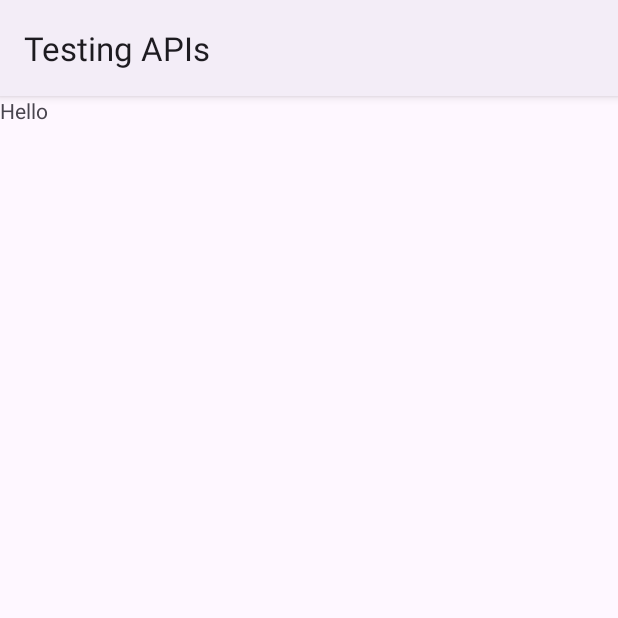
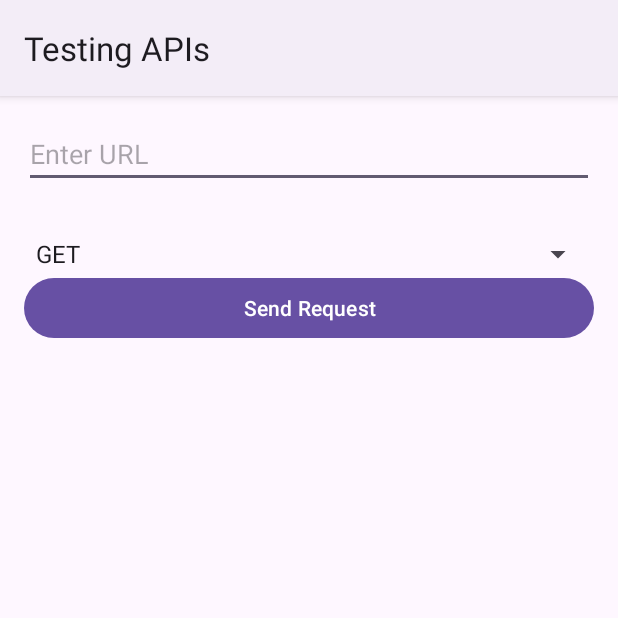
Before and after one commit to islamelhady/InstabugChallenge, an Android app: the screen it shows after launch (MainActivity), on a phone screen of 412 x 824 dp, the top half of it. Run offline under Robolectric (Android 15) with nearby library versions, the phone set to English and light mode, and no system bars; our stand-ins replace navigation-ui.

Commit message:
init testing fragment design xml

```diff
--- a/app/src/main/res/layout/fragment_testing.xml
+++ b/app/src/main/res/layout/fragment_testing.xml
@@ -1,13 +1,46 @@
 <?xml version="1.0" encoding="utf-8"?>
-<FrameLayout xmlns:android="http://schemas.android.com/apk/res/android"
-    xmlns:tools="http://schemas.android.com/tools"
+<LinearLayout
+    xmlns:android="http://schemas.android.com/apk/res/android"
     android:layout_width="match_parent"
     android:layout_height="match_parent"
-    tools:context=".TestingFragment">
+    android:orientation="vertical"
+    android:padding="16dp">
+
+    <EditText
+        android:id="@+id/et_url"
+        android:layout_width="match_parent"
+        android:layout_height="wrap_content"
+        android:hint="Enter URL" />
+
+    <androidx.recyclerview.widget.RecyclerView
+        android:id="@+id/rv_headers"
+        android:layout_width="match_parent"
+        android:layout_height="wrap_content"
+        android:layout_marginTop="16dp"
+        android:layout_marginBottom="16dp"/>
+
+    <Spinner
+        android:id="@+id/sp_request_type"
+        android:layout_width="match_parent"
+        android:layout_height="wrap_content"
+        android:entries="@array/request_types" />
+
+    <Spinner
+        android:id="@+id/sp_body_type"
+        android:layout_width="match_parent"
+        android:layout_height="wrap_content"
+        android:entries="@array/body_types"
+        android:visibility="gone" />
+
+    <Button
+        android:id="@+id/btn_send_request"
+        android:layout_width="match_parent"
+        android:layout_height="wrap_content"
+        android:text="Send Request" />
 
     <TextView
+        android:id="@+id/tv_response"
         android:layout_width="match_parent"
-        android:layout_height="match_parent"
-        android:text="Hello" />
-
-</FrameLayout>
+        android:layout_height="wrap_content"
+        android:layout_marginTop="16dp"/>
+</LinearLayout>
--- a/app/src/main/res/values/strings.xml
+++ b/app/src/main/res/values/strings.xml
@@ -1,3 +1,13 @@
 <resources>
     <string name="app_name">InstabugChallenge</string>
+
+    <string-array name="request_types">
+        <item>GET</item>
+        <item>POST</item>
+    </string-array>
+
+    <string-array name="body_types">
+        <item>JSON String</item>
+        <item>Multipart/File Upload</item>
+    </string-array>
 </resources>
```
